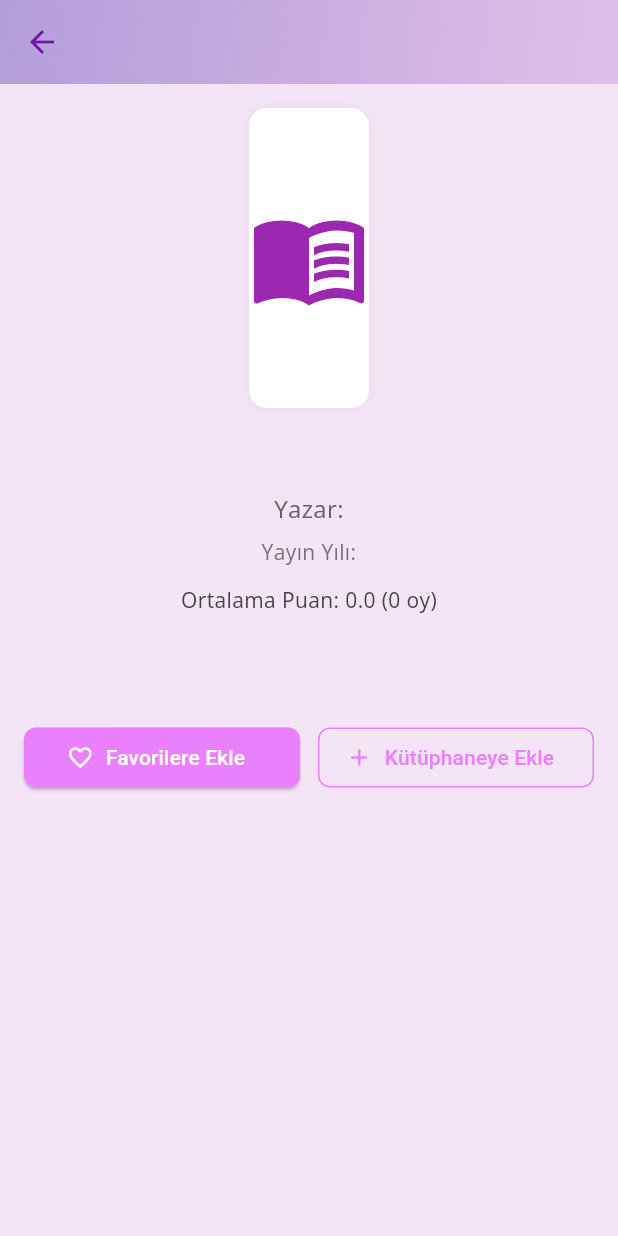
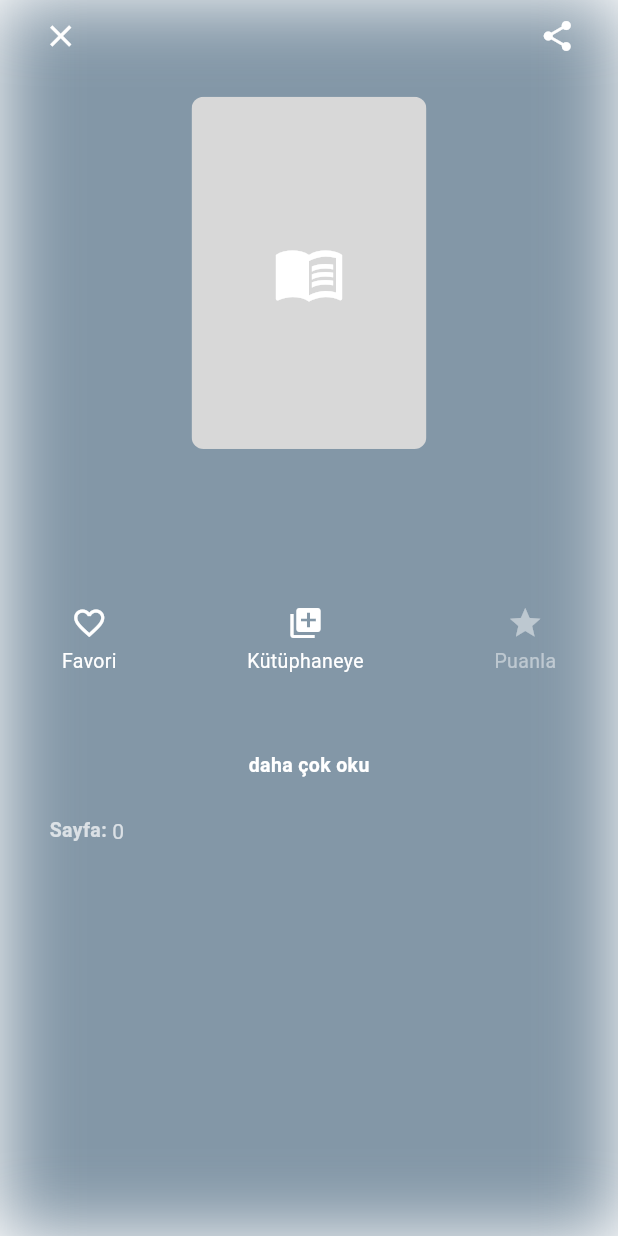
Before and after one commit to ezgiaydinn/bitirmeprojemiz, a Flutter app: the BookDetailScreen screen opened directly with empty values, on a phone screen of 412 x 824 dp. Run offline on Flutter 3.47's test engine with Material 3 defaults, Android fonts, the phone set to English and light mode, and no system bars; our stand-ins replace flutter_svg, google_fonts, image_picker, palette_generator, share_plus, shared_preferences; accounts and stored records are empty; statements that could not run were skipped.

Commit message:
book_detail sayfası düzenlendi

```diff
--- a/lib/constant/app_colors.dart
+++ b/lib/constant/app_colors.dart
@@ -16,6 +16,7 @@ class AppColors {
 
   // Nötr tonlar
   static const Color white        = Color(0xFFFFFFFF);
+  static const Color white70      = Color(0xB3FFFFFF);
   static const Color greyLight    = Color(0xFFC8C8C8);
   static const Color greyMedium   = Color(0xFFD8D8D8);
   static const Color greyText     = Color(0xFF3F3D56);
--- a/lib/screens/book_detail_screen.dart
+++ b/lib/screens/book_detail_screen.dart
@@ -1,13 +1,15 @@
 // lib/screens/book_detail_screen.dart
+import 'dart:ui';
 
 import 'package:flutter/material.dart';
+import 'package:palette_generator/palette_generator.dart';
+import 'package:share_plus/share_plus.dart';
 import 'package:bitirmeprojesi/models/book.dart';
-import 'package:google_fonts/google_fonts.dart';
+import 'package:bitirmeprojesi/constant/app_colors.dart';
+import 'package:bitirmeprojesi/constant/app_text_style.dart';
 
 class BookDetailScreen extends StatefulWidget {
-  /// Kullanıcı ID’si parametresi
   final String userId;
-
   final Book book;
   final bool isFavorite;
   final bool isInLibrary;
@@ -36,6 +38,8 @@ class _BookDetailScreenState extends State<BookDetailScreen> {
   late bool _isFav;
   late bool _inLib;
   late int _currRating;
+  bool _descExpanded = false;
+  Color _bgColor = AppColors.logoDarkBlue;
 
   @override
   void initState() {
@@ -43,172 +47,218 @@ class _BookDetailScreenState extends State<BookDetailScreen> {
     _isFav = widget.isFavorite;
     _inLib = widget.isInLibrary;
     _currRating = widget.userRating;
+    _generateDominantColor();
   }
 
-  Widget _buildStar(int idx) {
-    final filled = idx <= _currRating;
+  Future<void> _generateDominantColor() async {
+    if (widget.book.thumbnailUrl.isEmpty) return;
+    final palette =
+    await PaletteGenerator.fromImageProvider(NetworkImage(widget.book.thumbnailUrl));
+    if (palette.dominantColor != null) {
+      setState(() => _bgColor = palette.dominantColor!.color);
+    }
+  }
+
+  /* ---------------- helpers ---------------- */
+
+  void _showRatingDialog() {
+    showDialog(
+      context: context,
+      builder: (_) => AlertDialog(
+        backgroundColor: AppColors.white,
+        title: Text('Puanını Seç', style: AppTextStyle.HEADING),
+        content: Row(
+          mainAxisAlignment: MainAxisAlignment.center,
+          children: List.generate(5, (i) {
+            final idx = i + 1;
             return IconButton(
-      icon: Icon(filled ? Icons.star : Icons.star_border, color: Colors.amber),
-      onPressed:
-          _inLib
-              ? () {
-                // İleride widget.userId kullanarak API çağrısı yapabilirsin
+              splashRadius: 24,
+              icon: Icon(idx <= _currRating ? Icons.star : Icons.star_border,
+                  color: Colors.amber),
+              onPressed: () {
                 widget.onRate(widget.book, idx);
                 setState(() => _currRating = idx);
-              }
-              : null,
+                Navigator.pop(context);
+              },
+            );
+          }),
+        ),
+      ),
     );
   }
+
+  // Güncellenmiş paylaş fonksiyonu
+  void _shareBook() async {
+    final b = widget.book;
+    final msg = '''
+📚 ${b.title} – ${b.authors.join(', ')}
+
+https://books.google.com/books?id=${b.id}
+''';
+
+    final box = context.findRenderObject() as RenderBox?;
+    try {
+      await Share.share(
+        msg,
+        sharePositionOrigin:
+        box != null ? box.localToGlobal(Offset.zero) & box.size : Rect.zero,
+      );
+    } catch (e) {
+      debugPrint('Share error: $e');
+      if (mounted) {
+        ScaffoldMessenger.of(context).showSnackBar(
+          const SnackBar(content: Text('Paylaşım açılamadı 😕')),
+        );
+      }
+    }
+  }
+
+  Widget _actionButton({
+    required IconData icon,
+    required String label,
+    required VoidCallback onTap,
+    bool enabled = true,
+  }) =>
+      InkWell(
+        onTap: enabled ? onTap : null,
+        child: Column(
+          children: [
+            Icon(icon,
+                color: enabled ? AppColors.white : AppColors.white.withAlpha(120), size: 24),
+            const SizedBox(height: 4),
+            Text(label,
+                style: AppTextStyle.MINI_DEFAULT_DESCRIPTION_TEXT.copyWith(
+                  color: enabled ? AppColors.white : AppColors.white.withAlpha(120),
+                )),
+          ],
+        ),
+      );
+
+  Widget _userRatingView() {
+    if (!_inLib || _currRating == 0) return const SizedBox.shrink();
+    return Padding(
+      padding: const EdgeInsets.only(top: 12),
+      child: Column(
+        children: [
+          Row(
+            mainAxisAlignment: MainAxisAlignment.center,
+            children: List.generate(
+              5,
+                  (i) => Icon(i < _currRating ? Icons.star : Icons.star_border,
+                  color: Colors.amber, size: 24),
+            ),
+          ),
+          const SizedBox(height: 4),
+          Text('Senin puanın: $_currRating / 5',
+              style: AppTextStyle.MINI_DESCRIPTION_BOLD.copyWith(color: AppColors.white)),
+        ],
+      ),
+    );
+  }
+
+  Widget _metaRow(String label, String? value, Color color) {
+    if (value == null || value.isEmpty) return const SizedBox.shrink();
+    return Padding(
+      padding: const EdgeInsets.only(bottom: 4),
+      child: Row(
+        crossAxisAlignment: CrossAxisAlignment.start,
+        children: [
+          Text('$label: ', style: AppTextStyle.MINI_DESCRIPTION_BOLD.copyWith(color: color)),
+          Expanded(child: Text(value, style: AppTextStyle.BODY.copyWith(color: color))),
+        ],
+      ),
+    );
+  }
+
+  /* ---------------- build ---------------- */
 
   @override
   Widget build(BuildContext context) {
     final b = widget.book;
+    final size = MediaQuery.of(context).size;
+    final coverW = size.width * 0.38;
+    final coverH = coverW * 1.5;
+    final mutedWhite = AppColors.white70;
 
     return Scaffold(
-      appBar: AppBar(
-        title: Text(
-          b.title,
-          style: GoogleFonts.openSans(fontWeight: FontWeight.bold),
-        ),
-        elevation: 0,
       backgroundColor: Colors.transparent,
-        iconTheme: IconThemeData(color: Colors.purple.shade800),
-        flexibleSpace: Container(
-          decoration: const BoxDecoration(
-            gradient: LinearGradient(
-              colors: [Color(0xFFB39DDB), Color(0xFFE1BEE7)],
-              begin: Alignment.topLeft,
-              end: Alignment.bottomRight,
+      body: Stack(
+        children: [
+          Positioned.fill(
+            child: ImageFiltered(
+              imageFilter: ImageFilter.blur(sigmaX: 25, sigmaY: 25),
+              child: Container(color: _bgColor.withOpacity(0.65)),
             ),
           ),
+          SafeArea(
+            child: Column(
+              children: [
+                Padding(
+                  padding: EdgeInsets.symmetric(horizontal: size.width * 0.04),
+                  child: Row(
+                    mainAxisAlignment: MainAxisAlignment.spaceBetween,
+                    children: [
+                      IconButton(
+                        splashRadius: 24,
+                        icon: const Icon(Icons.close, color: AppColors.white),
+                        onPressed: () => Navigator.pop(context),
                       ),
-      ),
-      backgroundColor: const Color(0xFFF3E5F5),
-      body: SingleChildScrollView(
-        padding: const EdgeInsets.all(16),
-        child: Column(
-          crossAxisAlignment: CrossAxisAlignment.center,
-          children: [
-            if (b.thumbnailUrl.isNotEmpty)
-              ClipRRect(
-                borderRadius: BorderRadius.circular(12),
-                child: Image.network(
-                  b.thumbnailUrl,
-                  height: 200,
-                  fit: BoxFit.cover,
-                ),
-              )
-            else
-              Container(
-                height: 200,
-                decoration: BoxDecoration(
-                  color: Colors.white,
-                  borderRadius: BorderRadius.circular(12),
-                  boxShadow: [
-                    BoxShadow(
-                      color: Colors.black.withOpacity(0.05),
-                      blurRadius: 6,
+                      IconButton(
+                        splashRadius: 24,
+                        icon: const Icon(Icons.share, color: AppColors.white),
+                        onPressed: _shareBook,
                       ),
                     ],
                   ),
-                child: const Icon(
-                  Icons.menu_book,
-                  size: 80,
-                  color: Colors.purple,
+                ),
+                Expanded(
+                  child: SingleChildScrollView(
+                    padding: EdgeInsets.symmetric(vertical: size.height * 0.02),
+                    child: Column(
+                      children: [
+                        ClipRRect(
+                          borderRadius: BorderRadius.circular(8),
+                          child: b.thumbnailUrl.isNotEmpty
+                              ? Image.network(b.thumbnailUrl,
+                              width: coverW, height: coverH, fit: BoxFit.cover)
+                              : Container(
+                            width: coverW,
+                            height: coverH,
+                            color: AppColors.greyMedium,
+                            child: const Icon(Icons.menu_book,
+                                size: 48, color: AppColors.white),
                           ),
                         ),
-
-            const SizedBox(height: 16),
-            Text(
-              b.title,
+                        SizedBox(height: size.height * 0.025),
+                        Padding(
+                          padding: EdgeInsets.symmetric(horizontal: size.width * 0.1),
+                          child: Text(b.title,
                               textAlign: TextAlign.center,
-              style: GoogleFonts.openSans(
-                fontSize: 22,
-                fontWeight: FontWeight.bold,
+                              style: AppTextStyle.HEADING.copyWith(color: AppColors.white)),
                         ),
-            ),
-            const SizedBox(height: 8),
-            Text(
-              'Yazar: ${b.authors.join(', ')}',
+                        const SizedBox(height: 6),
+                        Text(b.authors.join(', '),
                             textAlign: TextAlign.center,
-              style: GoogleFonts.openSans(
-                fontSize: 16,
-                color: Colors.grey[700],
-              ),
-            ),
-            const SizedBox(height: 8),
-            if (b.publishedDate != null)
-              Text(
-                'Yayın Yılı: ${b.publishedDate}',
-                textAlign: TextAlign.center,
-                style: GoogleFonts.openSans(
-                  fontSize: 14,
-                  color: Colors.grey[600],
-                ),
-              ),
-            const SizedBox(height: 12),
-            if (b.averageRating != null)
-              Text(
-                'Ortalama Puan: ${b.averageRating} (${b.ratingsCount ?? 0} oy)',
-                textAlign: TextAlign.center,
-                style: GoogleFonts.openSans(
-                  fontSize: 14,
-                  color: Colors.grey[800],
-                ),
-              ),
-
-            if (_inLib) ...[
-              const SizedBox(height: 16),
-              Row(
-                mainAxisAlignment: MainAxisAlignment.center,
-                children: List.generate(5, (i) => _buildStar(i + 1)),
-              ),
-            ],
-
-            const SizedBox(height: 24),
-            Text(
-              b.description,
-              textAlign: TextAlign.center,
-              style: GoogleFonts.openSans(fontSize: 16),
-            ),
-            const SizedBox(height: 24),
-
-            Row(
+                            style: AppTextStyle.MINI_DEFAULT_DESCRIPTION_TEXT
+                                .copyWith(color: mutedWhite)),
+                        SizedBox(height: size.height * 0.03),
+                        Padding(
+                          padding: EdgeInsets.symmetric(horizontal: size.width * 0.1),
+                          child: Row(
+                            mainAxisAlignment: MainAxisAlignment.spaceBetween,
                             children: [
-                Expanded(
-                  child: ElevatedButton.icon(
-                    icon: Icon(_isFav ? Icons.favorite : Icons.favorite_border),
-                    label: Text(
-                      _isFav ? 'Favorilerden Çıkar' : 'Favorilere Ekle',
-                    ),
-                    style: ElevatedButton.styleFrom(
-                      backgroundColor: Colors.purpleAccent.shade100,
-                      foregroundColor: Colors.white,
-                      shape: RoundedRectangleBorder(
-                        borderRadius: BorderRadius.circular(8),
-                      ),
-                    ),
-                    onPressed: () {
+                              _actionButton(
+                                icon: _isFav ? Icons.favorite : Icons.favorite_border,
+                                label: _isFav ? 'Favoriden' : 'Favori',
+                                onTap: () {
                                   widget.onToggleFavorite(b);
                                   setState(() => _isFav = !_isFav);
                                 },
                               ),
-                ),
-                const SizedBox(width: 12),
-                Expanded(
-                  child: OutlinedButton.icon(
-                    icon: Icon(_inLib ? Icons.remove : Icons.add),
-                    label: Text(
-                      _inLib ? 'Kütüphaneden Çıkar' : 'Kütüphaneye Ekle',
-                    ),
-                    style: OutlinedButton.styleFrom(
-                      side: BorderSide(color: Colors.purpleAccent.shade100),
-                      foregroundColor: Colors.purpleAccent.shade100,
-                      shape: RoundedRectangleBorder(
-                        borderRadius: BorderRadius.circular(8),
-                      ),
-                    ),
-                    onPressed: () {
+                              _actionButton(
+                                icon: _inLib ? Icons.library_books : Icons.library_add,
+                                label: _inLib ? 'Kütüphaneden' : 'Kütüphaneye',
+                                onTap: () {
                                   widget.onToggleLibrary(b);
                                   setState(() {
                                     _inLib = !_inLib;
@@ -216,12 +266,68 @@ class _BookDetailScreenState extends State<BookDetailScreen> {
                                   });
                                 },
                               ),
-                ),
-              ],
+                              _actionButton(
+                                icon: Icons.star,
+                                label: 'Puanla',
+                                enabled: _inLib,
+                                onTap: _showRatingDialog,
                               ),
                             ],
                           ),
                         ),
+                        _userRatingView(),
+                        SizedBox(height: size.height * 0.035),
+                        Padding(
+                          padding: EdgeInsets.symmetric(horizontal: size.width * 0.08),
+                          child: Column(
+                            children: [
+                              Text(b.description,
+                                  textAlign: TextAlign.center,
+                                  maxLines: _descExpanded ? null : 3,
+                                  overflow: _descExpanded
+                                      ? TextOverflow.visible
+                                      : TextOverflow.ellipsis,
+                                  style: AppTextStyle.BODY.copyWith(color: mutedWhite)),
+                              InkWell(
+                                onTap: () => setState(() => _descExpanded = !_descExpanded),
+                                child: Text(
+                                  _descExpanded ? 'daha az göster' : 'daha çok oku',
+                                  style: AppTextStyle.MINI_DESCRIPTION_BOLD
+                                      .copyWith(color: AppColors.white),
+                                ),
+                              ),
+                            ],
+                          ),
+                        ),
+                        SizedBox(height: size.height * 0.03),
+                        Padding(
+                          padding: EdgeInsets.symmetric(horizontal: size.width * 0.08),
+                          child: Column(
+                            crossAxisAlignment: CrossAxisAlignment.start,
+                            children: [
+                              _metaRow('Yayıncı', b.publisher, mutedWhite),
+                              _metaRow('Yıl', b.publishedDate, mutedWhite),
+                              _metaRow('Sayfa', b.pageCount?.toString(), mutedWhite),
+                              _metaRow(
+                                  'ISBN',
+                                  (b.industryIdentifiers != null &&
+                                      b.industryIdentifiers!.isNotEmpty)
+                                      ? b.industryIdentifiers!.join(', ')
+                                      : null,
+                                  mutedWhite),
+                            ],
+                          ),
+                        ),
+                        SizedBox(height: size.height * 0.05),
+                      ],
+                    ),
+                  ),
+                ),
+              ],
+            ),
+          ),
+        ],
+      ),
     );
   }
 }
--- a/pubspec.yaml
+++ b/pubspec.yaml
@@ -35,6 +35,8 @@ dependencies:
   shared_preferences: ^2.2.2
   email_validator: ^2.1.17
   google_fonts: ^5.0.0
+  palette_generator: ^0.3.2
+  share_plus: ^8.0.3
 
   # The following adds the Cupertino Icons font to your application.
   # Use with the CupertinoIcons class for iOS style icons.
```
Also changed, not shown: lib/models/book.dart (+34 -15 lines), lib/repositories/google_books_repository.dart (+28 -19 lines), lib/screens/favorites_screen.dart (line endings or trailing spaces), pubspec.lock, 5 other files. Lines whose indentation alone changed are shown as unchanged.
